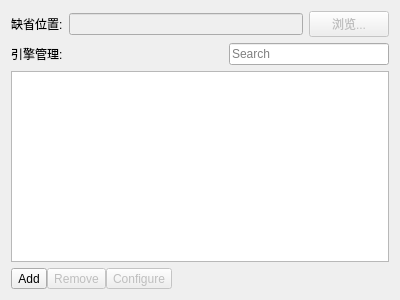
Above: projects/gui/ui/enginemanagementwidget.ui from leedavid/GGguiX before the change. Below: the same form after it.
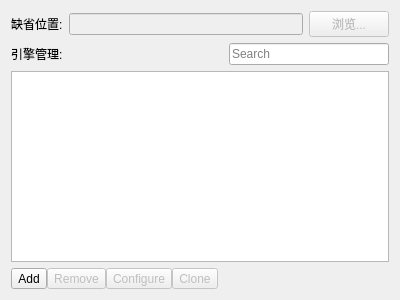
That is the form after the change. Icons and pictures are not drawn.

```diff
--- a/projects/gui/ui/enginemanagementwidget.ui
+++ b/projects/gui/ui/enginemanagementwidget.ui
@@ -132,6 +132,23 @@
        </property>
       </widget>
      </item>
+      <item>
+      <widget class="QToolButton" name="m_cloneBtn">
+       <property name="enabled">
+        <bool>false</bool>
+       </property>
+       <property name="toolTip">
+        <string>Clone &amp; modify selected engine configuration</string>
+       </property>
+       <property name="text">
+        <string>Clone</string>
+       </property>
+       <property name="icon">
+        <iconset resource="../res/icons/icons.qrc">
+         <normaloff>:/icons/toolbutton/clone_16x16.png</normaloff>:/icons/toolbutton/clone_16x16.png</iconset>
+       </property>
+      </widget>
+     </item>
      <item>
       <spacer name="horizontalSpacer">
        <property name="orientation">
```
